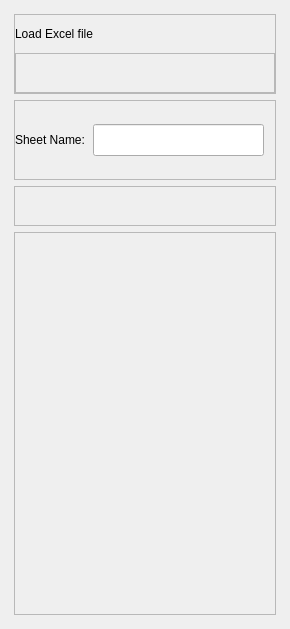
Above: gui/uis/columns/left_column.ui from almogze/PSI before the change. Below: the same form after it.
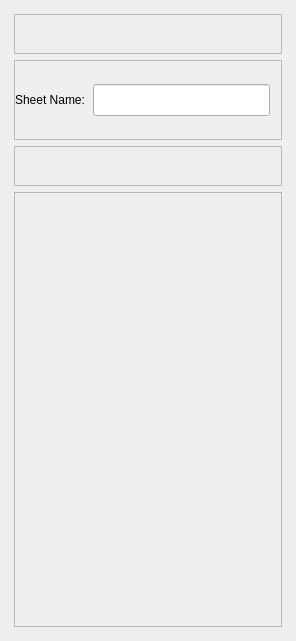
That is the form after the change.

What changed in the file:
```diff
--- a/gui/uis/columns/left_column.ui
+++ b/gui/uis/columns/left_column.ui
@@ -6,8 +6,8 @@
    <rect>
     <x>0</x>
     <y>0</y>
-    <width>290</width>
-    <height>629</height>
+    <width>296</width>
+    <height>641</height>
    </rect>
   </property>
   <property name="windowTitle">
@@ -326,49 +326,6 @@
      <widget class="QWidget" name="menu_analysis">
       <layout class="QVBoxLayout" name="verticalLayout_8">
        <item>
-        <widget class="QFrame" name="frame_upload_excel_file">
-         <property name="maximumSize">
-          <size>
-           <width>16777215</width>
-           <height>80</height>
-          </size>
-         </property>
-         <property name="frameShape">
-          <enum>QFrame::StyledPanel</enum>
-         </property>
-         <property name="frameShadow">
-          <enum>QFrame::Raised</enum>
-         </property>
-         <layout class="QVBoxLayout" name="verticalLayout_6">
-          <property name="spacing">
-           <number>0</number>
-          </property>
-          <property name="leftMargin">
-           <number>0</number>
-          </property>
-          <property name="topMargin">
-           <number>0</number>
-          </property>
-          <property name="rightMargin">
-           <number>0</number>
-          </property>
-          <property name="bottomMargin">
-           <number>0</number>
-          </property>
-          <item>
-           <widget class="QLabel" name="label_excel_analysis">
-            <property name="maximumSize">
-             <size>
-              <width>16777215</width>
-              <height>40</height>
-             </size>
-            </property>
-            <property name="text">
-             <string>Load Excel file</string>
-            </property>
-           </widget>
-          </item>
-          <item>
            <widget class="QFrame" name="frame_excel_dialog">
             <property name="minimumSize">
              <size>
@@ -401,9 +358,6 @@
              <property name="bottomMargin">
               <number>0</number>
              </property>
-            </layout>
-           </widget>
-          </item>
          </layout>
         </widget>
        </item>
```
Lines whose indentation alone changed are shown as unchanged.
